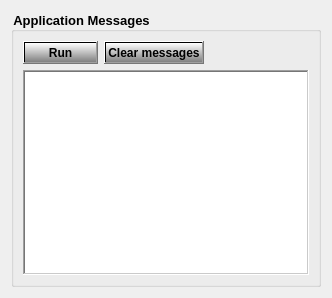
Before: the Qt Designer form src/commons/RSMessageView.ui in stslu/rex, drawn with Qt 5.
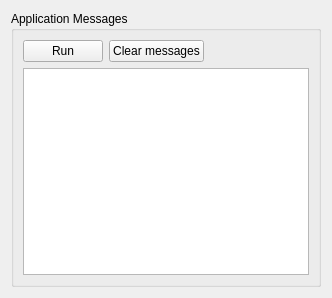
After: the same form once the commit is applied. Icons and pictures are not drawn.

```diff
--- a/src/commons/RSMessageView.ui
+++ b/src/commons/RSMessageView.ui
@@ -17,21 +17,9 @@
    <iconset resource="../RSDesktop.qrc">
     <normaloff>:/img/Rex.png</normaloff>:/img/Rex.png</iconset>
   </property>
-  <property name="styleSheet">
-   <string notr="true">QPushButton{
-background-color: qlineargradient(x1: 0, y1: 0, x2: 0, y2: 1, stop: 0 white, stop: 1 grey);
-color: black;
-font-weight: bold;
-}</string>
-  </property>
   <layout class="QGridLayout" name="gridLayout">
    <item row="0" column="0">
     <widget class="QGroupBox" name="groupBox">
-     <property name="styleSheet">
-      <string notr="true">QGroupBox {  font-weight: bold; font-size:10pt}
-QSpinBox {  font-size: 9pt;}
-QPushButton {  font-size: 9pt;}</string>
-     </property>
      <property name="title">
       <string>Application Messages</string>
      </property>
@@ -46,6 +34,9 @@
           <property name="cursor">
            <cursorShape>PointingHandCursor</cursorShape>
           </property>
+          <property name="layoutDirection">
+           <enum>Qt::LayoutDirection::LeftToRight</enum>
+          </property>
           <property name="text">
            <string>Run</string>
           </property>
@@ -78,18 +69,18 @@
       </item>
       <item>
        <widget class="QTextEdit" name="m_messageView">
-        <property name="frameShape">
-         <enum>QFrame::WinPanel</enum>
-        </property>
         <property name="readOnly">
          <bool>true</bool>
         </property>
         <property name="html">
          <string>&lt;!DOCTYPE HTML PUBLIC &quot;-//W3C//DTD HTML 4.0//EN&quot; &quot;http://www.w3.org/TR/REC-html40/strict.dtd&quot;&gt;
-&lt;html&gt;&lt;head&gt;&lt;meta name=&quot;qrichtext&quot; content=&quot;1&quot; /&gt;&lt;style type=&quot;text/css&quot;&gt;
+&lt;html&gt;&lt;head&gt;&lt;meta name=&quot;qrichtext&quot; content=&quot;1&quot; /&gt;&lt;meta charset=&quot;utf-8&quot; /&gt;&lt;style type=&quot;text/css&quot;&gt;
 p, li { white-space: pre-wrap; }
-&lt;/style&gt;&lt;/head&gt;&lt;body style=&quot; font-family:'MS Shell Dlg 2'; font-size:7.8pt; font-weight:400; font-style:normal;&quot;&gt;
-&lt;p style=&quot;-qt-paragraph-type:empty; margin-top:0px; margin-bottom:0px; margin-left:0px; margin-right:0px; -qt-block-indent:0; text-indent:0px; font-size:8.25pt;&quot;&gt;&lt;br /&gt;&lt;/p&gt;&lt;/body&gt;&lt;/html&gt;</string>
+hr { height: 1px; border-width: 0; }
+li.unchecked::marker { content: &quot;\2610&quot;; }
+li.checked::marker { content: &quot;\2612&quot;; }
+&lt;/style&gt;&lt;/head&gt;&lt;body style=&quot; font-family:'Segoe UI'; font-size:9pt; font-weight:400; font-style:normal;&quot;&gt;
+&lt;p style=&quot;-qt-paragraph-type:empty; margin-top:0px; margin-bottom:0px; margin-left:0px; margin-right:0px; -qt-block-indent:0; text-indent:0px; font-family:'MS Shell Dlg 2'; font-size:8.25pt;&quot;&gt;&lt;br /&gt;&lt;/p&gt;&lt;/body&gt;&lt;/html&gt;</string>
         </property>
        </widget>
       </item>
```
Left out of the diff: 2 changed lines with no effect on the pictures.
